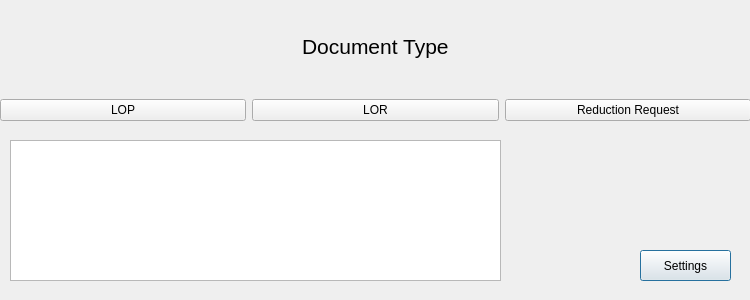
First picture: the form in gui/mainpage.ui, repository RDNelson26/DocuLegal_Project, before the edit.
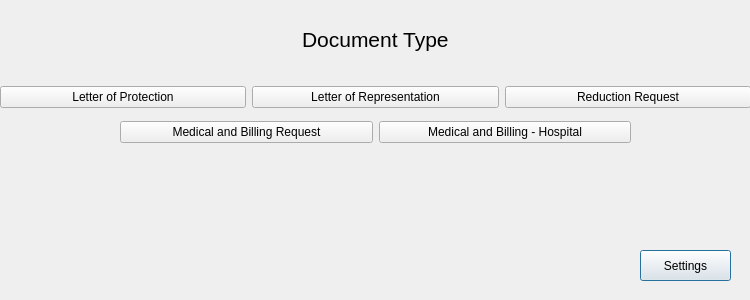
Second picture: the form after the edit. Icons and pictures are not drawn.

What changed in the file:
```diff
--- a/gui/mainpage.ui
+++ b/gui/mainpage.ui
@@ -32,24 +32,13 @@
     <string>Settings</string>
    </property>
   </widget>
-  <widget class="QWidget" name="verticalLayoutWidget_2">
-   <property name="geometry">
-    <rect>
-     <x>0</x>
-     <y>70</y>
-     <width>751</width>
-     <height>61</height>
-    </rect>
-   </property>
-   <layout class="QVBoxLayout" name="verticalLayout_2"/>
-  </widget>
   <widget class="QWidget" name="verticalLayoutWidget">
    <property name="geometry">
     <rect>
      <x>0</x>
      <y>0</y>
      <width>751</width>
-     <height>121</height>
+     <height>151</height>
     </rect>
    </property>
    <layout class="QVBoxLayout" name="verticalLayout">
@@ -65,14 +54,14 @@
       <item>
        <widget class="QPushButton" name="pushButton">
         <property name="text">
-         <string>LOP</string>
+         <string>Letter of Protection</string>
         </property>
        </widget>
       </item>
       <item>
        <widget class="QPushButton" name="pushButton_2">
         <property name="text">
-         <string>LOR</string>
+         <string>Letter of Representation</string>
         </property>
        </widget>
       </item>
@@ -85,17 +74,79 @@
       </item>
      </layout>
     </item>
+    <item>
+     <layout class="QHBoxLayout" name="horizontalLayout_3">
+      <item>
+       <spacer name="horizontalSpacer">
+        <property name="orientation">
+         <enum>Qt::Horizontal</enum>
+        </property>
+        <property name="sizeType">
+         <enum>QSizePolicy::Fixed</enum>
+        </property>
+        <property name="sizeHint" stdset="0">
+         <size>
+          <width>120</width>
+          <height>37</height>
+         </size>
+        </property>
+       </spacer>
+      </item>
+      <item>
+       <widget class="QPushButton" name="pushButton_8">
+        <property name="text">
+         <string>Medical and Billing Request</string>
+        </property>
+       </widget>
+      </item>
+      <item>
+       <widget class="QPushButton" name="pushButton_9">
+        <property name="minimumSize">
+         <size>
+          <width>245</width>
+          <height>0</height>
+         </size>
+        </property>
+        <property name="text">
+         <string>Medical and Billing - Hospital</string>
+        </property>
+       </widget>
+      </item>
+      <item>
+       <spacer name="horizontalSpacer_2">
+        <property name="orientation">
+         <enum>Qt::Horizontal</enum>
+        </property>
+        <property name="sizeType">
+         <enum>QSizePolicy::Fixed</enum>
+        </property>
+        <property name="sizeHint" stdset="0">
+         <size>
+          <width>120</width>
+          <height>20</height>
+         </size>
+        </property>
+       </spacer>
+      </item>
+     </layout>
+    </item>
    </layout>
   </widget>
-  <widget class="QGraphicsView" name="graphicsView">
+  <widget class="QLabel" name="label_11">
    <property name="geometry">
     <rect>
-     <x>10</x>
-     <y>140</y>
-     <width>491</width>
+     <x>220</x>
+     <y>150</y>
+     <width>311</width>
      <height>141</height>
     </rect>
    </property>
+   <property name="text">
+    <string/>
+   </property>
+   <property name="pixmap">
+    <pixmap>../placeholders/DashnerLogo.jpg</pixmap>
+   </property>
   </widget>
  </widget>
  <resources/>
```
